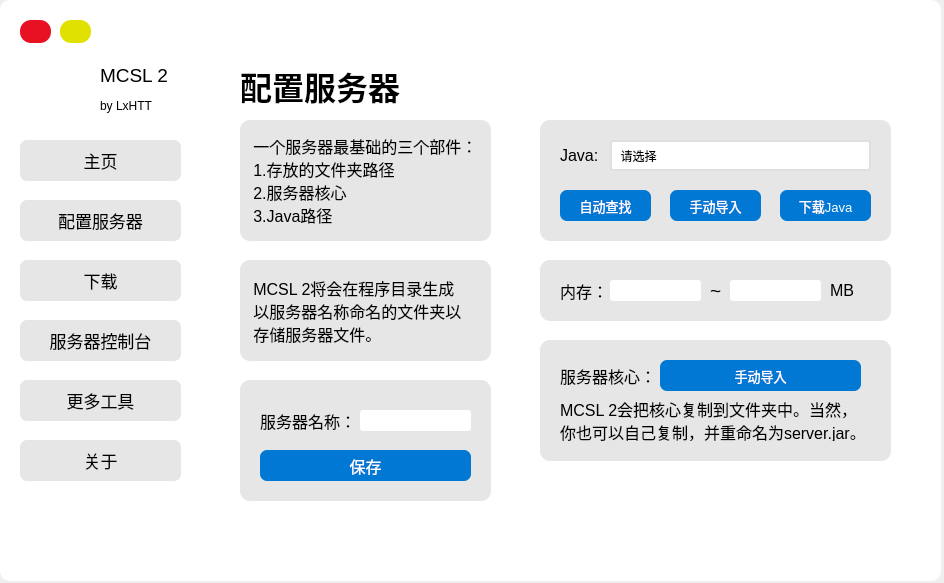
The window that MCSL2_MainWindow.ui (MCSLTeam/MCSL2) describes before a commit, drawn with Qt 5.
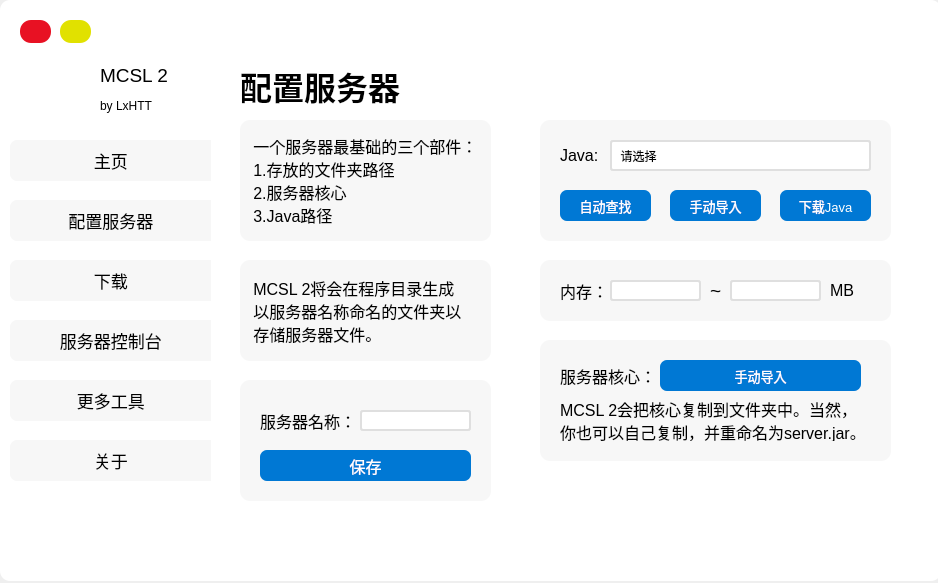
The same window after the commit. The open tabs and pages were chosen to show the change. Icons and pictures are not drawn.

Commit message: 改UI+干完下载选择功能.

Patch:
```diff
--- a/MCSL2_MainWindow.ui
+++ b/MCSL2_MainWindow.ui
@@ -6,7 +6,7 @@
    <rect>
     <x>0</x>
     <y>0</y>
-    <width>944</width>
+    <width>938</width>
     <height>583</height>
    </rect>
   </property>
@@ -76,9 +76,9 @@
     <widget class="QPushButton" name="Home_Page_PushButton">
      <property name="geometry">
       <rect>
-       <x>20</x>
+       <x>10</x>
        <y>140</y>
-       <width>161</width>
+       <width>211</width>
        <height>41</height>
       </rect>
      </property>
@@ -94,7 +94,7 @@
      <property name="styleSheet">
       <string notr="true">QPushButton
 {
-	background-color: rgb(230, 230, 230);
+	background-color: rgb(247, 247, 247);
 	border-radius: 7px;
 }
 QPushButton:pressed
@@ -104,15 +104,15 @@
 }</string>
      </property>
      <property name="text">
-      <string>主页</string>
+      <string>主页  </string>
      </property>
     </widget>
     <widget class="QPushButton" name="Config_Page_PushButton">
      <property name="geometry">
       <rect>
-       <x>20</x>
+       <x>10</x>
        <y>200</y>
-       <width>161</width>
+       <width>211</width>
        <height>41</height>
       </rect>
      </property>
@@ -128,7 +128,7 @@
      <property name="styleSheet">
       <string notr="true">QPushButton
 {
-	background-color: rgb(230, 230, 230);
+	background-color: rgb(247, 247, 247);
 	border-radius: 7px;
 }
 QPushButton:pressed
@@ -138,7 +138,7 @@
 }</string>
      </property>
      <property name="text">
-      <string>配置服务器</string>
+      <string>配置服务器  </string>
      </property>
     </widget>
     <widget class="QLabel" name="MCSL2_Title_Label">
@@ -201,9 +201,9 @@
     <widget class="QPushButton" name="Download_Page_PushButton">
      <property name="geometry">
       <rect>
-       <x>20</x>
+       <x>10</x>
        <y>260</y>
-       <width>161</width>
+       <width>211</width>
        <height>41</height>
       </rect>
      </property>
@@ -219,7 +219,7 @@
      <property name="styleSheet">
       <string notr="true">QPushButton
 {
-	background-color: rgb(230, 230, 230);
+	background-color: rgb(247, 247, 247);
 	border-radius: 7px;
 }
 QPushButton:pressed
@@ -229,15 +229,15 @@
 }</string>
      </property>
      <property name="text">
-      <string>下载</string>
+      <string>下载  </string>
      </property>
     </widget>
     <widget class="QPushButton" name="Server_Console_Page_PushButton">
      <property name="geometry">
       <rect>
-       <x>20</x>
+       <x>10</x>
        <y>320</y>
-       <width>161</width>
+       <width>211</width>
        <height>41</height>
       </rect>
      </property>
@@ -253,7 +253,7 @@
      <property name="styleSheet">
       <string notr="true">QPushButton
 {
-	background-color: rgb(230, 230, 230);
+	background-color: rgb(247, 247, 247);
 	border-radius: 7px;
 }
 QPushButton:pressed
@@ -263,15 +263,15 @@
 }</string>
      </property>
      <property name="text">
-      <string>服务器控制台</string>
+      <string>服务器控制台  </string>
      </property>
     </widget>
     <widget class="QPushButton" name="Tools_Page_PushButton">
      <property name="geometry">
       <rect>
-       <x>20</x>
+       <x>10</x>
        <y>380</y>
-       <width>161</width>
+       <width>211</width>
        <height>41</height>
       </rect>
      </property>
@@ -287,7 +287,7 @@
      <property name="styleSheet">
       <string notr="true">QPushButton
 {
-	background-color: rgb(230, 230, 230);
+	background-color: rgb(247, 247, 247);
 	border-radius: 7px;
 }
 QPushButton:pressed
@@ -297,15 +297,15 @@
 }</string>
      </property>
      <property name="text">
-      <string>更多工具</string>
+      <string>更多工具  </string>
      </property>
     </widget>
     <widget class="QPushButton" name="About_Page_PushButton">
      <property name="geometry">
       <rect>
-       <x>20</x>
+       <x>10</x>
        <y>440</y>
-       <width>161</width>
+       <width>211</width>
        <height>41</height>
       </rect>
      </property>
@@ -321,7 +321,7 @@
      <property name="styleSheet">
       <string notr="true">QPushButton
 {
-	background-color: rgb(230, 230, 230);
+	background-color: rgb(247, 247, 247);
 	border-radius: 7px;
 }
 QPushButton:pressed
@@ -331,7 +331,7 @@
 }</string>
      </property>
      <property name="text">
-      <string>关于</string>
+      <string>关于  </string>
      </property>
     </widget>
    </widget>
@@ -609,7 +609,7 @@
       <property name="styleSheet">
        <string notr="true">QLabel
 {
-	background-color: rgb(230, 230, 230);
+	background-color: rgb(247, 247, 247);
 	border-radius: 10px
 }</string>
       </property>
@@ -641,7 +641,7 @@
       <property name="styleSheet">
        <string notr="true">QLabel
 {
-	background-color: rgb(230, 230, 230);
+	background-color: rgb(247, 247, 247);
 	border-radius: 10px
 }</string>
       </property>
@@ -738,7 +738,7 @@
       <property name="styleSheet">
        <string notr="true">QLabel
 {
-	background-color: rgb(230, 230, 230);
+	background-color: rgb(247, 247, 247);
 	border-radius: 10px
 }</string>
       </property>
@@ -884,7 +884,7 @@
       <property name="styleSheet">
        <string notr="true">QLabel
 {
-	background-color: rgb(230, 230, 230);
+	background-color: rgb(247, 247, 247);
 	border-radius: 10px
 }</string>
       </property>
@@ -930,6 +930,9 @@
        <string notr="true">QLineEdit
 {
 	border-radius: 3px;
+	border: 2px;
+	border-color: rgb(223, 223, 223);
+    border-style: solid;
 }
 </string>
       </property>
@@ -972,6 +975,9 @@
        <string notr="true">QLineEdit
 {
 	border-radius: 3px;
+	border: 2px;
+	border-color: rgb(223, 223, 223);
+    border-style: solid;
 }
 </string>
       </property>
@@ -1016,7 +1022,7 @@
       <property name="styleSheet">
        <string notr="true">QLabel
 {
-	background-color: rgb(230, 230, 230);
+	background-color: rgb(247, 247, 247);
 	border-radius: 10px
 }</string>
       </property>
@@ -1123,7 +1129,7 @@
       <property name="styleSheet">
        <string notr="true">QLabel
 {
-	background-color: rgb(230, 230, 230);
+	background-color: rgb(247, 247, 247);
 	border-radius: 10px
 }</string>
       </property>
@@ -1169,6 +1175,9 @@
        <string notr="true">QLineEdit
 {
 	border-radius: 3px;
+	border: 2px;
+	border-color: rgb(223, 223, 223);
+    border-style: solid;
 }
 </string>
       </property>
```
Left out of the diff: 49 changed lines with no effect on the pictures. The commit also changes 2 other files.
